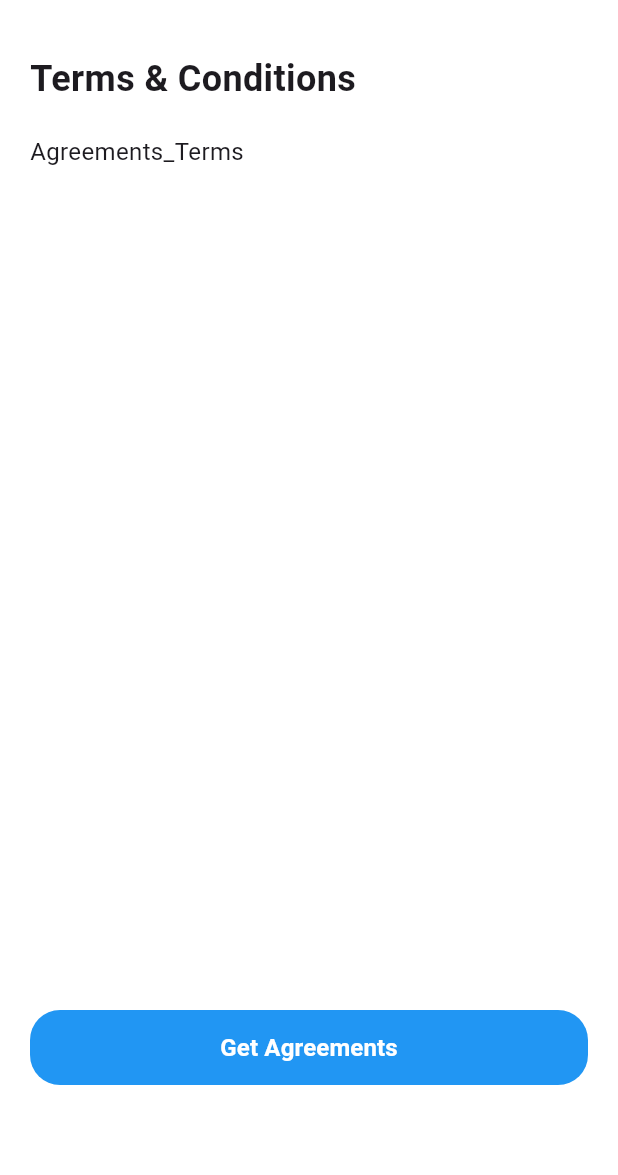
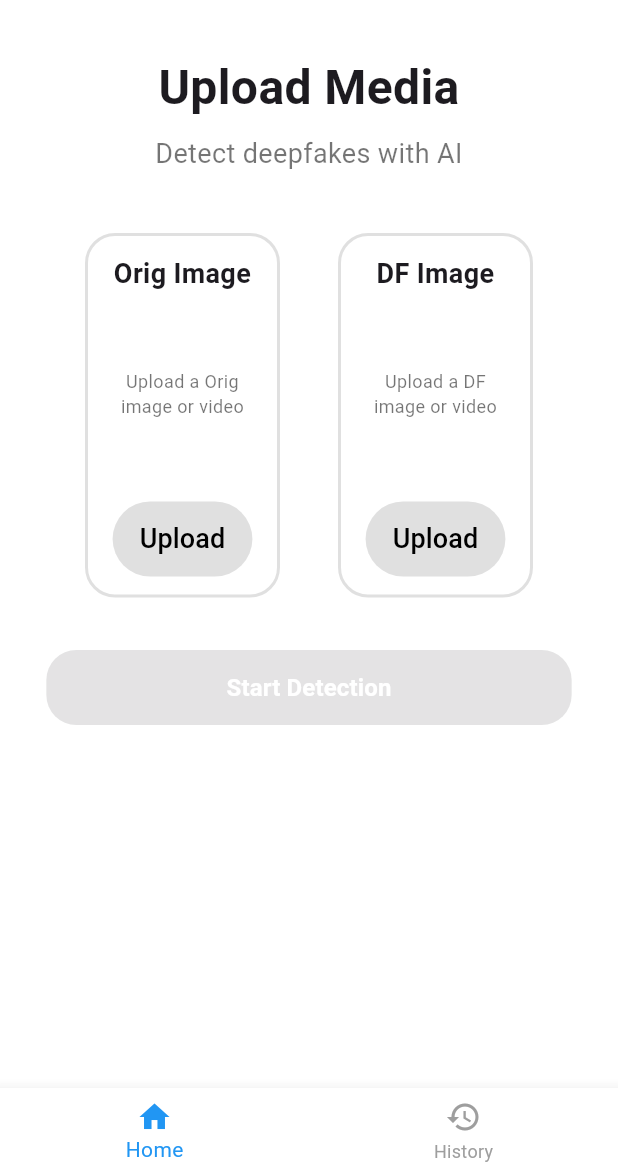
Before and after one commit to hwnnn/deep_guard, a Flutter app: the TermsAgreementPage screen opened directly, after a tap on "Get Agreements", on a phone screen of 412 x 824 dp, the part 61-1236 px from its top. Run offline on Flutter 3.47's test engine with Material 3 defaults, Android fonts, the phone set to English and light mode, and no system bars.

Commit message:
Feat - Upload UI

```diff
--- a/deep_guard_fe/lib/Bars/header_footer.dart
+++ b/deep_guard_fe/lib/Bars/header_footer.dart
@@ -4,11 +4,13 @@ import 'package:flutter/material.dart';
 class AppHeader extends StatelessWidget implements PreferredSizeWidget {
   final bool showBack;
   final bool showHelp;
+  final VoidCallback? onBack;
 
   const AppHeader({
     super.key,
     this.showBack = false,  // 파라미터 기본값
     this.showHelp = false,
+    this.onBack,
   });    // 헤더 생성자 생성
   @override
   Widget build(BuildContext context) {
@@ -22,7 +24,7 @@ class AppHeader extends StatelessWidget implements PreferredSizeWidget {
       leading: this.showBack
           ? IconButton(
         icon: const Icon(Icons.arrow_back_ios, color: Colors.black),
-        onPressed: () => Navigator.pop(context),
+        onPressed: onBack ?? () => Navigator.pop(context),
       )
           : const SizedBox.shrink(),    // 빈 위젯을 반환할 때 사용
 
--- a/deep_guard_fe/lib/Routers/routing_point.dart
+++ b/deep_guard_fe/lib/Routers/routing_point.dart
@@ -3,11 +3,12 @@ import 'package:flutter/material.dart';
 // 제작 페이지 등록
 import '../Screens/LandingPage.dart';
 import '../Screens/TermsAgreementPage.dart';
-
+import '../Screens/UploadPage.dart';
 class RoutingPoint {
   // 앱 전체 route 이름 관리
   static const String landing = '/';
   static const String termsAgreement = '/terms';
+  static const String upload = '/upload';
 
   // route → 화면 위젯 빌더 매핑
   static Route<dynamic> generateRoute({required RouteSettings settings}) {
@@ -22,6 +23,11 @@ class RoutingPoint {
           builder: (_) => const TermsAgreementPage(),
         );
 
+      case upload:
+        return MaterialPageRoute(
+          builder: (_) => UploadPage(),
+        );
+
       default:
         return MaterialPageRoute(
           builder: (_) => const Scaffold(
--- a/deep_guard_fe/lib/Screens/TermsAgreementPage.dart
+++ b/deep_guard_fe/lib/Screens/TermsAgreementPage.dart
@@ -1,5 +1,6 @@
 import 'package:flutter/material.dart';
 import '../Bars/header_footer.dart';
+import '../Routers/routing_point.dart';
 import '../Widgets/elevated_button.dart';
 
 class TermsAgreementPage extends StatelessWidget {
@@ -41,12 +42,14 @@ class TermsAgreementPage extends StatelessWidget {
               width: double.infinity,
               fontSize: 16,
               onPressed: () {
-                // TODO: 약관 동의 페이지로 이동 예정
+                // Route : Terms Agreement
                 Navigator.push(
                   context,
-                  MaterialPageRoute(
-                    builder: (_) => const TermsAgreementPage(),
-                  ),
+                  RoutingPoint.generateRoute(
+                      settings: RouteSettings(
+                          name: RoutingPoint.upload
+                      )
+                  )
                 );
               },
             ),
--- /dev/null
+++ b/deep_guard_fe/lib/Screens/UploadPage.dart
@@ -0,0 +1,123 @@
+import 'package:flutter/material.dart';
+import '../Bars/header_footer.dart';
+import '../Routers/routing_point.dart';
+import '../Bars/navigation.dart';
+import '../Widgets/elevated_button.dart';
+import '../Widgets/reusable_widgets.dart';
+
+class UploadPage extends StatefulWidget {
+  const UploadPage({super.key});
+
+  @override
+  State<UploadPage> createState() => _UploadPageState();
+}
+
+class _UploadPageState extends State<UploadPage> {
+  ImageProvider? origImage;
+  ImageProvider? dfImage;
+  bool enableBack = false;
+  // 업로드 전/후 상태
+  bool get hasOrigImage => origImage != null;
+  bool get hasDfImage => dfImage != null;
+
+  // 업로드 버튼 클릭 시 호출될 함수 (더미 처리)
+  void _pickOrigImage() {
+    setState(() {
+      enableBack = true;
+      origImage = const AssetImage('assets/sample_orig.jpg'); // TODO: 이미지 선택 로직
+    });
+  }
+
+  void _pickDfImage() {
+    setState(() {
+      enableBack = true;
+      dfImage = const AssetImage('assets/sample_df.jpg'); // TODO: 이미지 선택 로직
+    });
+  }
+
+  @override
+  Widget build(BuildContext context) {
+    return Scaffold(
+      appBar: AppHeader(
+        showBack: enableBack,
+        showHelp: false,
+        onBack: (){
+          setState(() {
+            enableBack = false;
+            origImage = null;
+            dfImage = null;
+          });
+        },
+      ),
+      backgroundColor: Colors.white,
+      bottomNavigationBar: BottomNavBar(
+        selectedIndex: 0,
+        onTap: (i) {},
+      ),
+
+      body: SingleChildScrollView(
+        child: Padding(
+          padding: const EdgeInsets.symmetric(horizontal: 18),
+          child: Column(
+            crossAxisAlignment: CrossAxisAlignment.center,
+            children: [
+              // 1. 타이틀
+              const TitleSection(
+                mainTitle: "Upload Media",
+                subTitle: "Detect deepfakes with AI",
+              ),
+
+              const SizedBox(height: 10),
+
+              // 2. 이미지 박스 2개 (업로드 전/후 자동 전환)
+              Row(
+                mainAxisAlignment: MainAxisAlignment.spaceEvenly,
+                children: [
+                  ImageBox(
+                    title: "Orig Image",
+                    description: "Upload a Orig image or video",
+                    uploadedImage: origImage,
+                    onUploadTap: _pickOrigImage,
+                  ),
+                  ImageBox(
+                    title: "DF Image",
+                    description: "Upload a DF image or video",
+                    uploadedImage: dfImage,
+                    onUploadTap: _pickDfImage,
+                  ),
+                ],
+              ),
+
+              const SizedBox(height: 35),
+
+              // 3. Detection 버튼 (둘 다 업로드되어야 활성화)
+              CustomElevatedButton(
+                text: "Start Detection",
+                textColor: Colors.white,
+                fontSize: 16,
+                backgroundColor: (hasOrigImage && hasDfImage)
+                    ? Colors.blue
+                    : Colors.grey, // 비활성화 색
+                width: MediaQuery.of(context).size.width * 0.85,
+                onPressed: (hasOrigImage && hasDfImage)
+                    ? () {
+                  // Navigator.push(
+                  //   context,
+                  //   RoutingPoint.generateRoute(
+                  //     settings: const RouteSettings(
+                  //       name: RoutingPoint.detectionResult,
+                  //     ),
+                  //   ),
+                  // );
+                }
+                    : null,
+              ),
+
+              const SizedBox(height: 40),
+            ],
+          ),
+        ),
+      ),
+    );
+  }
+}
--- /dev/null
+++ b/deep_guard_fe/lib/Widgets/reusable_widgets.dart
@@ -0,0 +1,189 @@
+import 'package:flutter/material.dart';
+
+/// 1. TitleSection(1, 2번 UI용)
+/// 2. ImageBox
+/// 3. DetectionResultHeader(3번 UI용)
+
+
+/// ------------------------------------------------------------
+/// 1. 공용 상단 Title Section (Upload Media / Detection Result 등)
+/// ------------------------------------------------------------
+class TitleSection extends StatelessWidget {
+  final String mainTitle;       // Upload Media, Detection Result 등
+  final String subTitle;        // Detect deepfakes with AI 등
+
+  const TitleSection({
+    super.key,
+    required this.mainTitle,
+    required this.subTitle,
+  });
+
+  @override
+  Widget build(BuildContext context) {
+    return Column(
+      children: [
+        const SizedBox(height: 20),
+        Text(
+          mainTitle,
+          style: const TextStyle(
+            fontSize: 32,
+            fontWeight: FontWeight.bold,
+          ),
+          textAlign: TextAlign.center,
+        ),
+        const SizedBox(height: 8),
+        Text(
+          subTitle,
+          style: const TextStyle(
+            fontSize: 18,
+            color: Colors.black54,
+          ),
+          textAlign: TextAlign.center,
+        ),
+        const SizedBox(height: 30),
+      ],
+    );
+  }
+}
+
+/// ------------------------------------------------------------
+/// 2. 업로드용/이미지 표시용 공통 컨테이너
+/// ------------------------------------------------------------
+/// 업로드 전: 설명 텍스트 + Upload 버튼
+/// 업로드 후: 업로드된 이미지 표시 + 상단 title만 유지
+/// ------------------------------------------------------------
+class ImageBox extends StatelessWidget {
+  final String title;                   // Orig Image / DF Image / Tap to upload
+  final String description;             // 업로드 전 안내문구
+  final ImageProvider? uploadedImage;   // 업로드된 이미지(없으면 null)
+  final VoidCallback onUploadTap;       // 업로드 버튼 콜백
+
+  const ImageBox({
+    super.key,
+    required this.title,
+    required this.description,
+    this.uploadedImage,
+    required this.onUploadTap,
+  });
+
+  @override
+  Widget build(BuildContext context) {
+    final bool hasImage = uploadedImage != null;
+
+    return Container(
+      width: 130,
+      padding: const EdgeInsets.all(12),
+      decoration: BoxDecoration(
+        border: Border.all(color: Colors.black12, width: 2, style: BorderStyle.solid),
+        borderRadius: BorderRadius.circular(20),
+      ),
+      child: Column(
+        children: [
+          Text(
+            title,
+            style: const TextStyle(
+              fontSize: 18,
+              fontWeight: FontWeight.bold,
+            ),
+            textAlign: TextAlign.center,
+          ),
+
+          const SizedBox(height: 10),
+
+          // 업로드 전 = 설명 표시
+          // 업로드 후 = 이미지 표시
+          hasImage
+              ? ClipRRect(
+              borderRadius: BorderRadius.circular(12),
+              child: Image(
+                image: uploadedImage!,
+                width: 130,
+                height: 180,
+                fit: BoxFit.cover,
+              ))
+              : Column(
+              mainAxisAlignment: MainAxisAlignment.start,
+              children: [
+                const SizedBox(
+                    height: 40
+                ),
+                Text(
+                  description,
+                  style: const TextStyle(fontSize: 12, color: Colors.black54),
+                  textAlign: TextAlign.center,
+                ),
+                const SizedBox(
+                    height: 40
+                ),
+              ],
+          ),
+
+          const SizedBox(height: 15),
+
+          // 업로드 버튼은 "업로드 전" 에만 표시
+          hasImage
+              ? const SizedBox.shrink()
+              : ElevatedButton(
+            onPressed: onUploadTap,
+            style: ElevatedButton.styleFrom(
+              backgroundColor: Colors.black12,
+              elevation: 0,
+              padding: const EdgeInsets.symmetric(horizontal: 18, vertical: 12),
+            ),
+            child: const Text(
+              "Upload",
+              style: TextStyle(fontSize: 18, color: Colors.black),
+            ),
+          ),
+        ],
+      ),
+    );
+  }
+}
+
+/// ------------------------------------------------------------
+/// 3. Detection Result 상단 UI (DeepFake / Real + Confidence)
+/// ------------------------------------------------------------
+class DetectionResultHeader extends StatelessWidget {
+  final bool isFake;
+  final double confidence;
+
+  const DetectionResultHeader({
+    super.key,
+    required this.isFake,
+    required this.confidence,
+  });
+
+  @override
+  Widget build(BuildContext context) {
+    return Column(
+      children: [
+        Text(
+          isFake ? "DeepFake" : "Real",
+          style: TextStyle(
+            fontSize: 40,
+            fontWeight: FontWeight.bold,
+            color: isFake ? Colors.red : Colors.green,
+          ),
+        ),
+        const SizedBox(height: 10),
+        Container(
+          padding: const EdgeInsets.symmetric(horizontal: 20, vertical: 8),
+          decoration: BoxDecoration(
+            color: Colors.grey.shade400,
+            borderRadius: BorderRadius.circular(30),
+          ),
+          child: Text(
+            "Confidence: ${(confidence * 100).toStringAsFixed(0)}%",
+            style: TextStyle(
+              fontSize: 28,
+              fontWeight: FontWeight.bold,
+              color: Colors.greenAccent.shade700,
+            ),
+          ),
+        ),
+        const SizedBox(height: 30),
+      ],
+    );
+  }
+}
```
